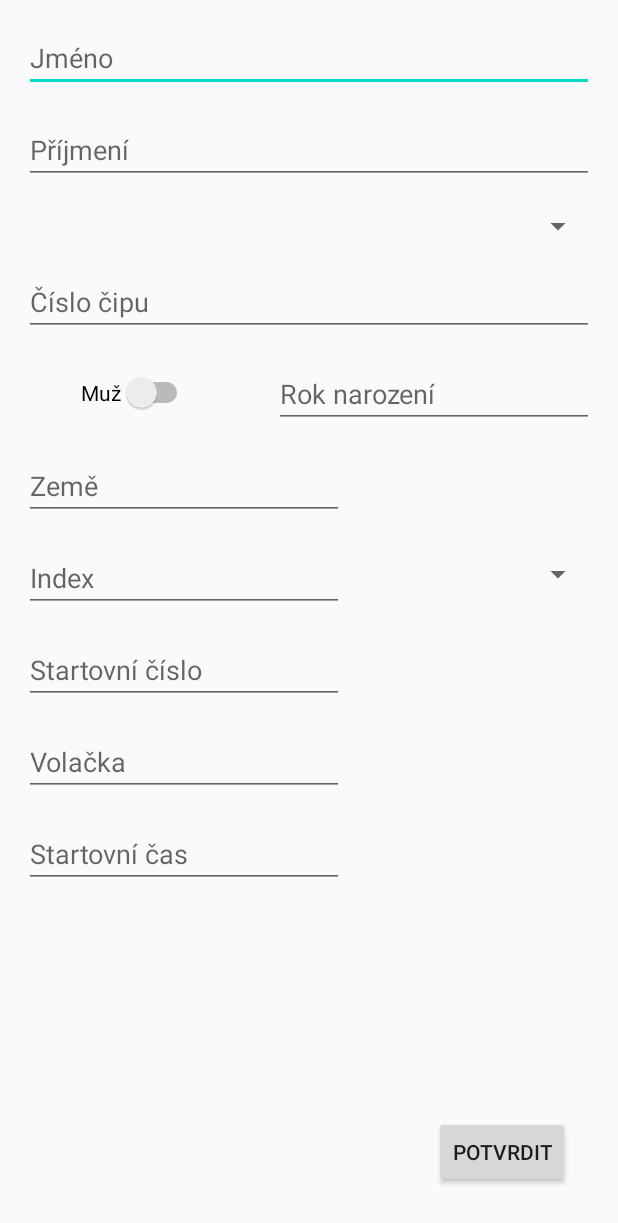
After one commit to davidrothb/ARDFManager, an Android app: the CompetitorAddActivity screen opened directly, with no data from a screen before it, on a phone screen of 412 x 824 dp. The commit adds this screen. Shown: the top 1223 px of the screen. Run offline under Robolectric (Android 15) with nearby library versions, the phone set to English and light mode, and no system bars.

Commit message:
Some changes

```diff
--- a/app/src/main/AndroidManifest.xml
+++ b/app/src/main/AndroidManifest.xml
@@ -12,8 +12,7 @@
         android:roundIcon="@mipmap/ic_launcher_round"
         android:supportsRtl="true"
         android:theme="@style/AppTheme">
-
-
+        <activity android:name=".competitors.CompetitorAddActivity"></activity>
         <activity android:name=".MainActivity" />
         <activity
             android:name=".tracks.trackAddActivity"
@@ -23,6 +22,7 @@
             android:label="@string/app_name">
             <intent-filter>
                 <action android:name="android.intent.action.MAIN" />
+
                 <category android:name="android.intent.category.LAUNCHER" />
             </intent-filter>
         </activity>
--- /dev/null
+++ b/app/src/main/java/com/david/ardfmanager/competitors/CompetitorAddActivity.java
@@ -0,0 +1,97 @@
+package com.david.ardfmanager.competitors;
+
+import androidx.appcompat.app.AppCompatActivity;
+
+import android.app.Activity;
+import android.content.Intent;
+import android.os.Bundle;
+import android.view.View;
+import android.widget.Button;
+import android.widget.EditText;
+import android.widget.Spinner;
+import android.widget.Switch;
+import android.widget.TextView;
+
+import com.david.ardfmanager.R;
+import com.david.ardfmanager.tracks.Track;
+
+public class CompetitorAddActivity extends AppCompatActivity {
+
+    EditText nameEditText, surnameEditText, tagNumberNumber, yearTextNumber, countryEditText, indexEditText, startNumberNumber, callSignEditText, startTimeEditText;
+    Spinner categorySpinner, clubSpinner;
+    Switch genderSwitch;
+    Button confButt;
+
+    int ID;
+    int SINumber;
+    String name;
+    String surname;
+    String category;
+    int gender;
+    int yearOfBirth;
+    String callsign;
+    String country;
+    int startNumber;
+    String index;
+
+
+
+    @Override
+    protected void onCreate(Bundle savedInstanceState) {
+        super.onCreate(savedInstanceState);
+        setContentView(R.layout.activity_competitor_add);
+
+        nameEditText = findViewById(R.id.nameEditText);
+        surnameEditText = findViewById(R.id.surnameEditText);
+        tagNumberNumber = findViewById(R.id.tagNumberNumber);
+        yearTextNumber = findViewById(R.id.yearTextNumber);
+        countryEditText = findViewById(R.id.countryEditText);
+        indexEditText = findViewById(R.id.indexEditText);
+        startNumberNumber = findViewById(R.id.startNumberNumber);
+        callSignEditText = findViewById(R.id.callSignEditText);
+        startTimeEditText = findViewById(R.id.startTimeEditText);
+
+        categorySpinner = findViewById(R.id.categorySpinner);
+        clubSpinner = findViewById(R.id.clubSpinner);
+
+        genderSwitch = findViewById(R.id.genderSwitch);
+
+        confButt = findViewById(R.id.confButton);
+
+        confButt.setOnClickListener(new View.OnClickListener() {
+            @Override
+            public void onClick(View view) {
+                if(checkFilled(nameEditText) && checkFilled(surnameEditText)){
+                int ID = 0;
+                int SINumber = Integer.parseInt(tagNumberNumber.getText().toString());
+                String name = nameEditText.getText().toString();
+                String surname = surnameEditText.getText().toString();
+                String category = "kategorie";
+                int gender = genderSwitch.isActivated() ? 1 : 0;
+                int yearOfBirth = Integer.parseInt(yearTextNumber.getText().toString());
+                String callsign = callSignEditText.getText().toString();
+                String country = countryEditText.getText().toString();
+                int startNumber = Integer.parseInt(startNumberNumber.getText().toString());
+                String index = indexEditText.getText().toString();
+
+                Competitor competitor = new Competitor(ID, SINumber, name, surname, category, gender, yearOfBirth, callsign, country, startNumber, index);
+
+                Intent intent = new Intent();
+                intent.putExtra("competitor", competitor);
+                setResult(Activity.RESULT_OK, intent);
+                    System.out.println("intent zacal");
+                finish();
+                }
+            }
+        });
+
+    }
+    public boolean checkFilled(EditText et){
+        if(et.getText().toString().equals("")){
+            et.setError(getResources().getString(R.string.required));
+            return false;
+        }else{
+            return true;
+        }
+    }
+}
--- a/app/src/main/java/com/david/ardfmanager/readouts/SIReadout.java
+++ b/app/src/main/java/com/david/ardfmanager/readouts/SIReadout.java
@@ -5,6 +5,7 @@ import com.david.ardfmanager.SI.CardReader;
 import java.util.ArrayList;
 
 public class SIReadout {
+
     private long cardId;
     private long startTime;
     private long finishTime;
--- a/app/src/main/java/com/david/ardfmanager/tracks/trackAddActivity.java
+++ b/app/src/main/java/com/david/ardfmanager/tracks/trackAddActivity.java
@@ -125,7 +125,7 @@ public class trackAddActivity extends AppCompatActivity {
                             boolean isBeacon = CbIsBeacon.isChecked();
                             boolean isObligatory = CbIsObligatory.isChecked();
 
-                            ControlPoint cp = new ControlPoint(number, code, isBeacon, isObligatory);
+                            ControlPoint cp = new ControlPoint(number, code, isObligatory, isBeacon);
                             controlPointsList.add(cp);
                             sortAndSet();
                             alert.dismiss();
--- /dev/null
+++ b/app/src/main/res/layout/activity_competitor_add.xml
@@ -0,0 +1,165 @@
+<?xml version="1.0" encoding="utf-8"?>
+<androidx.constraintlayout.widget.ConstraintLayout xmlns:android="http://schemas.android.com/apk/res/android"
+    xmlns:app="http://schemas.android.com/apk/res-auto"
+    xmlns:tools="http://schemas.android.com/tools"
+    android:layout_width="match_parent"
+    android:layout_height="match_parent"
+    tools:context=".tracks.CompetitorAddActivity">
+
+    <EditText
+        android:id="@+id/nameEditText"
+        android:layout_width="0dp"
+        android:layout_height="wrap_content"
+        android:layout_marginStart="16dp"
+        android:layout_marginTop="16dp"
+        android:layout_marginEnd="16dp"
+        android:ems="10"
+        android:hint="@string/name"
+        android:inputType="textPersonName"
+        app:layout_constraintEnd_toEndOf="parent"
+        app:layout_constraintHorizontal_bias="0.0"
+        app:layout_constraintStart_toStartOf="parent"
+        app:layout_constraintTop_toTopOf="parent" />
+
+    <EditText
+        android:id="@+id/surnameEditText"
+        android:layout_width="0dp"
+        android:layout_height="wrap_content"
+        android:layout_marginStart="16dp"
+        android:layout_marginTop="16dp"
+        android:layout_marginEnd="16dp"
+        android:ems="10"
+        android:hint="@string/surname"
+        android:inputType="textPersonName"
+        app:layout_constraintEnd_toEndOf="parent"
+        app:layout_constraintHorizontal_bias="0.0"
+        app:layout_constraintStart_toStartOf="parent"
+        app:layout_constraintTop_toBottomOf="@+id/nameEditText" />
+
+    <Spinner
+        android:id="@+id/categorySpinner"
+        android:layout_width="match_parent"
+        android:layout_height="wrap_content"
+        android:layout_marginStart="16dp"
+        android:layout_marginTop="16dp"
+        android:layout_marginEnd="16dp"
+        app:layout_constraintEnd_toEndOf="parent"
+        app:layout_constraintStart_toStartOf="parent"
+        app:layout_constraintTop_toBottomOf="@+id/surnameEditText" />
+
+    <EditText
+        android:id="@+id/tagNumberNumber"
+        android:layout_width="0dp"
+        android:layout_height="wrap_content"
+        android:layout_marginStart="16dp"
+        android:layout_marginTop="16dp"
+        android:layout_marginEnd="16dp"
+        android:ems="10"
+        android:hint="@string/tag_number"
+        android:inputType="number"
+        app:layout_constraintEnd_toEndOf="parent"
+        app:layout_constraintStart_toStartOf="parent"
+        app:layout_constraintTop_toBottomOf="@+id/categorySpinner" />
+
+    <Switch
+        android:id="@+id/genderSwitch"
+        android:layout_width="wrap_content"
+        android:layout_height="wrap_content"
+        android:layout_marginTop="24dp"
+        android:text="@string/male"
+        app:layout_constraintEnd_toStartOf="@+id/yearTextNumber"
+        app:layout_constraintStart_toStartOf="parent"
+        app:layout_constraintTop_toBottomOf="@+id/tagNumberNumber" />
+
+    <EditText
+        android:id="@+id/yearTextNumber"
+        android:layout_width="wrap_content"
+        android:layout_height="wrap_content"
+        android:layout_marginTop="16dp"
+        android:layout_marginEnd="16dp"
+        android:ems="10"
+        android:hint="@string/year_of_birth"
+        android:inputType="number"
+        app:layout_constraintEnd_toEndOf="parent"
+        app:layout_constraintTop_toBottomOf="@+id/tagNumberNumber" />
+
+    <EditText
+        android:id="@+id/countryEditText"
+        android:layout_width="0dp"
+        android:layout_height="wrap_content"
+        android:layout_marginStart="16dp"
+        android:layout_marginTop="16dp"
+        android:ems="10"
+        android:hint="@string/country"
+        android:inputType="textPersonName"
+        app:layout_constraintStart_toStartOf="parent"
+        app:layout_constraintTop_toBottomOf="@+id/yearTextNumber" />
+
+    <EditText
+        android:id="@+id/indexEditText"
+        android:layout_width="wrap_content"
+        android:layout_height="wrap_content"
+        android:layout_marginStart="16dp"
+        android:layout_marginTop="16dp"
+        android:ems="10"
+        android:hint="@string/index"
+        android:inputType="textPersonName"
+        app:layout_constraintStart_toStartOf="parent"
+        app:layout_constraintTop_toBottomOf="@+id/countryEditText" />
+
+    <Spinner
+        android:id="@+id/clubSpinner"
+        android:layout_width="141dp"
+        android:layout_height="wrap_content"
+        android:layout_marginTop="24dp"
+        android:layout_marginEnd="16dp"
+        app:layout_constraintEnd_toEndOf="parent"
+        app:layout_constraintTop_toBottomOf="@+id/countryEditText" />
+
+    <EditText
+        android:id="@+id/startNumberNumber"
+        android:layout_width="wrap_content"
+        android:layout_height="wrap_content"
+        android:layout_marginStart="16dp"
+        android:layout_marginTop="16dp"
+        android:ems="10"
+        android:hint="@string/start_number"
+        android:inputType="number"
+        app:layout_constraintStart_toStartOf="parent"
+        app:layout_constraintTop_toBottomOf="@+id/indexEditText" />
+
+    <EditText
+        android:id="@+id/callSignEditText"
+        android:layout_width="0dp"
+        android:layout_height="wrap_content"
+        android:layout_marginStart="16dp"
+        android:layout_marginTop="16dp"
+        android:ems="10"
+        android:hint="@string/call_sign"
+        android:inputType="textPersonName"
+        app:layout_constraintStart_toStartOf="parent"
+        app:layout_constraintTop_toBottomOf="@+id/startNumberNumber" />
+
+    <EditText
+        android:id="@+id/startTimeEditText"
+        android:layout_width="wrap_content"
+        android:layout_height="wrap_content"
+        android:layout_marginStart="16dp"
+        android:layout_marginTop="16dp"
+        android:ems="10"
+        android:hint="@string/start_time"
+        android:inputType="time"
+        app:layout_constraintStart_toStartOf="parent"
+        app:layout_constraintTop_toBottomOf="@+id/callSignEditText" />
+
+    <Button
+        android:id="@+id/confButton"
+        android:layout_width="wrap_content"
+        android:layout_height="wrap_content"
+        android:layout_marginEnd="32dp"
+        android:layout_marginBottom="32dp"
+        android:text="@string/confirm_button"
+        app:layout_constraintBottom_toBottomOf="parent"
+        app:layout_constraintEnd_toEndOf="parent" />
+
+</androidx.constraintlayout.widget.ConstraintLayout>
--- a/app/src/main/res/values/strings.xml
+++ b/app/src/main/res/values/strings.xml
@@ -83,5 +83,16 @@
     <string name="stop" translatable="false">Stop</string>
     <string name="running">" spuštěn"</string>
     <string name="select_event">Vyberte závod</string>
+    <string name="surname">Příjmení</string>
+    <string name="gender">Pohlaví</string>
+    <string name="male">Muž</string>
+    <string name="female">Žena</string>
+    <string name="year_of_birth">Rok narození</string>
+    <string name="call_sign">Volačka</string>
+    <string name="country">Země</string>
+    <string name="start_number">Startovní číslo</string>
+    <string name="index">Index</string>
+    <string name="start_time">Startovní čas</string>
+    <string name="tag_number">Číslo čipu</string>
 
 </resources>
```
Also changed, not shown: app/src/main/java/com/david/ardfmanager/MainActivity.java (+10 -3 lines), app/src/main/java/com/david/ardfmanager/competitors/Competitor.java (+76 -49 lines), app/src/main/java/com/david/ardfmanager/readouts/SIReadoutListAdapter.java (+15 -3 lines), app/src/main/res/layout/competitor_view_layout.xml (+23 -9 lines), app/src/main/res/layout/sireadout_view_layout.xml (+42 -16 lines).
